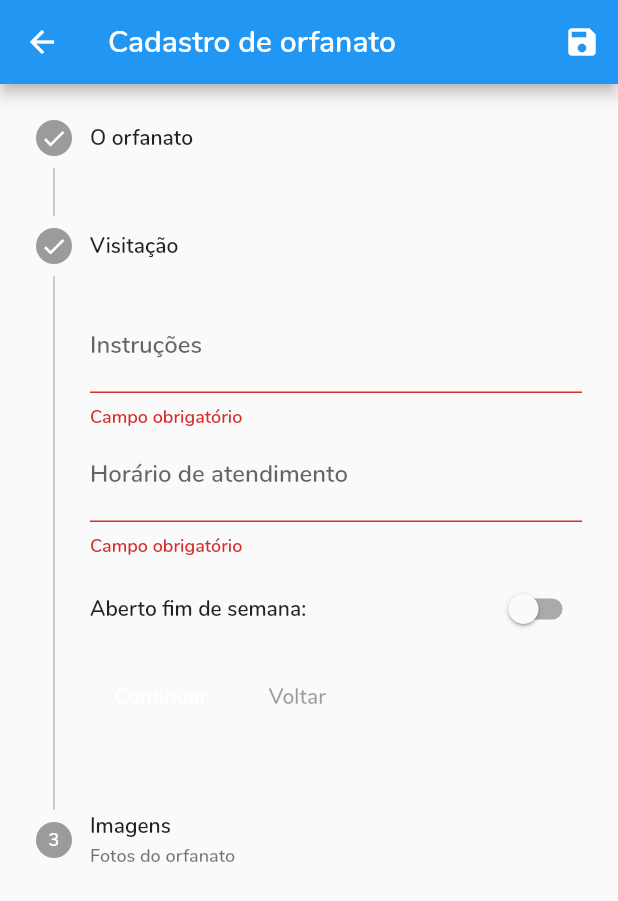
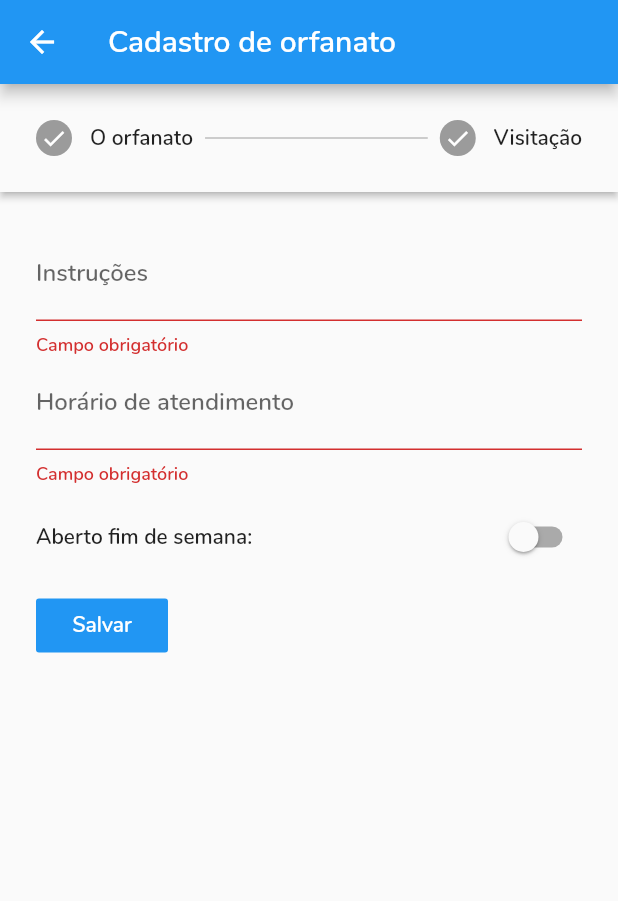
Before and after one commit to getJv/happy, a Flutter app: the CreateOrphanageOne screen opened by its route, after a tap on an icon or button, on a phone screen of 412 x 824 dp. Shown: the top 901 px of the screen. Run offline on Flutter 3.47's test engine with Material 2 defaults, Android fonts, the phone set to English and light mode, and no system bars; our stand-ins replace cloud_firestore, email_validator, firebase_core, flutter_dotenv, google_maps_flutter; accounts and stored records are empty.

Commit message:
orphanage details and recorder

```diff
--- a/lib/screens/createOrphanageOne.dart
+++ b/lib/screens/createOrphanageOne.dart
@@ -1,6 +1,9 @@
+import 'package:cloud_firestore/cloud_firestore.dart';
 import 'package:email_validator/email_validator.dart';
+import 'package:firebase_core/firebase_core.dart';
 import 'package:flutter/material.dart';
 import 'package:happy/models/Orphanage.dart';
+import 'package:happy/utils/routes.dart';
 
 class CreateOrphanageOne extends StatefulWidget {
   @override
@@ -11,7 +14,6 @@ class _CreateOrphanageOneState extends State<CreateOrphanageOne> {
   int currentStep = 0;
   bool complete = false;
   final GlobalKey<FormState> _formKey = GlobalKey<FormState>();
-  final _formData = Map<String, Object>();
   bool isSwitched = false;
 
   final _aboutFocusNode = FocusNode();
@@ -20,6 +22,14 @@ class _CreateOrphanageOneState extends State<CreateOrphanageOne> {
   final _instructionsFocusNode = FocusNode();
   final _openingHoursFocusNode = FocusNode();
   final _openOnWeekendsFocusNode = FocusNode();
+
+  final _nameController = TextEditingController();
+  final _aboutController = TextEditingController();
+  final _phoneController = TextEditingController();
+  final _emailController = TextEditingController();
+  final _instructionsController = TextEditingController();
+  final _openingHoursController = TextEditingController();
+  final _openOnWeekendsController = TextEditingController();
 
   @override
   void dispose() {
@@ -32,19 +42,19 @@ class _CreateOrphanageOneState extends State<CreateOrphanageOne> {
     _openOnWeekendsFocusNode.dispose();
   }
 
-  next() {
+  void next() {
     currentStep + 1 != steps().length
         ? goTo(currentStep + 1)
         : setState(() => complete = true);
   }
 
-  cancel() {
+  void cancel() {
     if (currentStep > 0) {
       goTo(currentStep - 1);
     }
   }
 
-  goTo(int step) {
+  void goTo(int step) {
     setState(
       () {
         currentStep = step;
@@ -71,33 +81,34 @@ class _CreateOrphanageOneState extends State<CreateOrphanageOne> {
           children: <Widget>[
             TextFormField(
               autofocus: true,
+              controller: _nameController,
               decoration: InputDecoration(labelText: 'Nome da instituição'),
+              textInputAction: TextInputAction.next,
               validator: (value) {
                 if (value.length < 2) {
                   return 'Campo obrigatório';
                 }
                 return null;
               },
-              onSaved: (value) => _formData['orphanage'] = value,
               onFieldSubmitted: (_) {
                 FocusScope.of(context).requestFocus(_aboutFocusNode);
               },
             ),
             TextFormField(
               decoration: InputDecoration(labelText: 'Sobre a instituição'),
+              controller: _aboutController,
               focusNode: _aboutFocusNode,
               maxLines: null,
               keyboardType: TextInputType.multiline,
-              onSaved: (value) => _formData['about'] = value,
               onFieldSubmitted: (_) {
                 FocusScope.of(context).requestFocus(_phoneFocusNode);
               },
             ),
             TextFormField(
               decoration: InputDecoration(labelText: 'Telefone'),
+              controller: _phoneController,
               keyboardType: TextInputType.phone,
               focusNode: _phoneFocusNode,
-              onSaved: (value) => _formData['phone'] = value,
               onFieldSubmitted: (_) {
                 FocusScope.of(context).requestFocus(_emailFocusNode);
               },
@@ -111,9 +122,9 @@ class _CreateOrphanageOneState extends State<CreateOrphanageOne> {
             ),
             TextFormField(
               decoration: InputDecoration(labelText: 'E-mail'),
+              controller: _emailController,
               keyboardType: TextInputType.emailAddress,
               focusNode: _emailFocusNode,
-              onSaved: (value) => _formData['email'] = value,
               validator: (value) {
                 if (!EmailValidator.validate(value)) {
                   return 'Please enter a valid email';
@@ -131,10 +142,10 @@ class _CreateOrphanageOneState extends State<CreateOrphanageOne> {
           children: <Widget>[
             TextFormField(
               decoration: InputDecoration(labelText: 'Instruções'),
+              controller: _instructionsController,
               maxLines: null,
               keyboardType: TextInputType.multiline,
               focusNode: _instructionsFocusNode,
-              onSaved: (value) => _formData['instructions'] = value,
               onFieldSubmitted: (_) {
                 FocusScope.of(context).requestFocus(_openingHoursFocusNode);
               },
@@ -147,8 +158,8 @@ class _CreateOrphanageOneState extends State<CreateOrphanageOne> {
             ),
             TextFormField(
               decoration: InputDecoration(labelText: 'Horário de atendimento'),
+              controller: _openingHoursController,
               focusNode: _openingHoursFocusNode,
-              onSaved: (value) => _formData['opening_hours'] = value,
               onFieldSubmitted: (_) {
                 FocusScope.of(context).requestFocus(_openOnWeekendsFocusNode);
               },
@@ -183,14 +194,6 @@ class _CreateOrphanageOneState extends State<CreateOrphanageOne> {
           ],
         ),
       ),
-      Step(
-        state: _getState(2),
-        title: const Text('Imagens'),
-        subtitle: const Text("Fotos do orfanato"),
-        content: Column(
-          children: <Widget>[Text('área de captura de imagens')],
-        ),
-      ),
     ];
   }
 
@@ -201,15 +204,26 @@ class _CreateOrphanageOneState extends State<CreateOrphanageOne> {
         SizedBox(
           height: 70.0,
         ),
-        FlatButton(
+        currentStep < steps().length - 1
+            ? FlatButton(
                 color: Colors.blue,
                 onPressed: onStepContinue,
                 child: Text(
                   'Continuar',
                   style: TextStyle(color: Colors.white),
                 ),
+              )
+            : FlatButton(
+                color: Colors.blue,
+                onPressed: () {
+                  _saveForm();
+                },
+                child: Text(
+                  'Salvar',
+                  style: TextStyle(color: Colors.white),
                 ),
-        currentStep > 0
+              ),
+        currentStep > 0 && currentStep < steps().length - 1
             ? FlatButton(
                 onPressed: onStepCancel,
                 child: Text('Voltar'),
@@ -220,54 +234,51 @@ class _CreateOrphanageOneState extends State<CreateOrphanageOne> {
   }
 
   Future<Null> _saveForm() async {
-    print('opaaaa');
-
     if (!_formKey.currentState.validate()) {
       return;
     }
 
     _formKey.currentState.save();
-    final newOrphanage = Orphanage(
-      id: _formData['id'],
-      name: _formData['name'],
-      about: _formData['about'],
-      instructions: _formData['instructions'],
-      openingHours: _formData['opening_hours'],
-      openOnWeekend: _formData['open_on_weekend'],
-      phone: _formData['phone'],
+
+    try {
+      await Firebase.initializeApp();
+      final firestoreInstance = FirebaseFirestore.instance;
+
+      var result = await firestoreInstance.collection("orphanages").add(
+        {
+          "name": _nameController.text,
+          "latitude": null,
+          "longitude": null,
+          "about": _aboutController.text,
+          "instructions": _instructionsController.text,
+          "opening_hours": _openingHoursController.text,
+          "phone": _phoneController.text,
+          "open_on_weekend": isSwitched,
+        },
       );
-
-    print(newOrphanage);
-
-    /* if (_formData['id'] == null) {
-      try {
-        await products.addProduct(newProduct);
+      var doc = await result.get();
+      print(doc.data());
+      Navigator.of(context).pushNamed(
+        AppRoutes.CREATE_ORPHANAGE_DETAILS,
+        arguments: {'orphanage': doc},
+      );
     } catch (error) {
       await showDialog<Null>(
         context: context,
         builder: (ctx) => AlertDialog(
           title: Text('Ocorreu um erro'),
-                  content: Text(error.toString()),
+          content: Text(
+            error.toString(),
+          ),
           actions: [
             FlatButton(
               onPressed: () => Navigator.of(context).pop(),
               child: Text('OK'),
             ),
           ],
-                ));
-      } finally {
-        setState(() {
-          _isLoading = true;
-        });
-        Navigator.of(context).pop();
+        ),
+      );
     }
-    } else {
-      setState(() {
-        _isLoading = true;
-      });
-      Navigator.of(context).pop();
-      products.updateProduct(newProduct);
-    } */
   }
 
   @override
@@ -275,49 +286,26 @@ class _CreateOrphanageOneState extends State<CreateOrphanageOne> {
     return new Scaffold(
       appBar: AppBar(
         title: Text('Cadastro de orfanato'),
-          actions: [
-            IconButton(
-                icon: Icon(Icons.save),
-                onPressed: () {
-                  _saveForm();
-                })
-          ],
       ),
       body: Form(
         key: _formKey,
         autovalidateMode: AutovalidateMode.always,
-          child: Column(children: <Widget>[
-            complete
-                ? Expanded(
-                    child: Center(
-                      child: AlertDialog(
-                        title: new Text("Profile Created"),
-                        content: new Text(
-                          "Tada!",
-                        ),
-                        actions: <Widget>[
-                          new FlatButton(
-                            child: new Text("Close"),
-                            onPressed: () {
-                              setState(() => complete = false);
-                            },
-                          ),
-                        ],
-                      ),
-                    ),
-                  )
-                : Expanded(
+        child: Column(
+          children: <Widget>[
+            Expanded(
               child: Stepper(
                 steps: steps(),
                 currentStep: currentStep,
-                      type: StepperType.vertical,
+                type: StepperType.horizontal,
                 onStepContinue: next,
                 onStepTapped: (step) => goTo(step),
                 onStepCancel: cancel,
                 controlsBuilder: stepperControlBuilder,
               ),
             ),
-          ]),
-        ));
+          ],
+        ),
+      ),
+    );
   }
 }
--- a/lib/utils/routes.dart
+++ b/lib/utils/routes.dart
@@ -5,4 +5,5 @@ class AppRoutes {
   static const HOME = '/home';
   static const CREATE_ORPHANAGE = '/createOrphanage';
   static const CREATE_ORPHANAGE_ONE = '/createOrphanageOne';
+  static const CREATE_ORPHANAGE_DETAILS = '/orphanageDetails';
 }
--- a/pubspec.yaml
+++ b/pubspec.yaml
@@ -28,7 +28,10 @@ dependencies:
   email_validator: ^1.0.0
   firebase_core: ^0.5.0
   firebase_auth: ^0.18.0
+  firebase_storage: ^3.0.4
   cloud_firestore: ^0.14.1+3
+  image_cropper: ^1.0.2
+  image_picker: ^0.6.0+17
 
   # The following adds the Cupertino Icons font to your application.
   # Use with the CupertinoIcons class for iOS style icons.
```
Also changed, not shown: lib/main.dart (+2 -11 lines), lib/screens/orphanageDetails.dart (added, +10 -0 lines), 1 other file. Lines whose indentation alone changed are shown as unchanged.
